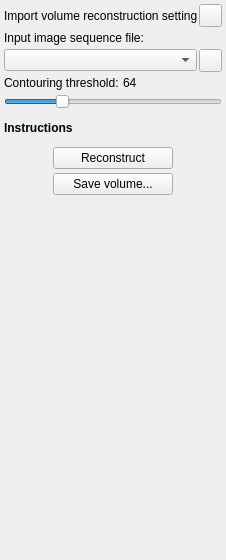
This is PlusApp/fCal/Toolboxes/VolumeReconstructionToolbox.ui in PlusToolkit/PlusApp as Qt 5 draws it before an edit. The edited form follows.
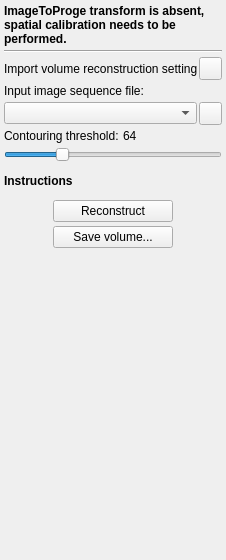
This is the edited form. Icons and pictures are not drawn.

What changed in the file:
```diff
--- a/PlusApp/fCal/Toolboxes/VolumeReconstructionToolbox.ui
+++ b/PlusApp/fCal/Toolboxes/VolumeReconstructionToolbox.ui
@@ -38,7 +38,7 @@
    <property name="spacing">
     <number>4</number>
    </property>
-   <item row="1" column="0">
+   <item row="2" column="0">
     <layout class="QHBoxLayout" name="horizontalLayout_3">
      <property name="spacing">
       <number>2</number>
@@ -93,14 +93,14 @@
      </item>
     </layout>
    </item>
-   <item row="2" column="0">
+   <item row="3" column="0">
     <widget class="QLabel" name="label_InputImage">
      <property name="text">
       <string>Input image sequence file:</string>
      </property>
     </widget>
    </item>
-   <item row="3" column="0">
+   <item row="4" column="0">
     <layout class="QHBoxLayout" name="horizontalLayout">
      <property name="spacing">
       <number>2</number>
@@ -145,7 +145,7 @@
      </item>
     </layout>
    </item>
-   <item row="10" column="0">
+   <item row="11" column="0">
     <layout class="QHBoxLayout" name="horizontalLayout_2">
      <item>
       <widget class="QPushButton" name="pushButton_Reconstruct">
@@ -168,7 +168,7 @@
      </item>
     </layout>
    </item>
-   <item row="12" column="0">
+   <item row="13" column="0">
     <spacer name="verticalSpacer_2">
      <property name="orientation">
       <enum>Qt::Vertical</enum>
@@ -181,23 +181,23 @@
      </property>
     </spacer>
    </item>
-   <item row="7" column="0">
-    <spacer name="verticalSpacer">
-     <property name="orientation">
-      <enum>Qt::Vertical</enum>
-     </property>
-     <property name="sizeType">
-      <enum>QSizePolicy::Fixed</enum>
-     </property>
-     <property name="sizeHint" stdset="0">
-      <size>
-       <width>20</width>
-       <height>8</height>
-      </size>
-     </property>
-    </spacer>
-   </item>
    <item row="8" column="0">
+    <spacer name="verticalSpacer">
+     <property name="orientation">
+      <enum>Qt::Vertical</enum>
+     </property>
+     <property name="sizeType">
+      <enum>QSizePolicy::Fixed</enum>
+     </property>
+     <property name="sizeHint" stdset="0">
+      <size>
+       <width>20</width>
+       <height>8</height>
+      </size>
+     </property>
+    </spacer>
+   </item>
+   <item row="9" column="0">
     <widget class="QLabel" name="label_Instructions">
      <property name="font">
       <font>
@@ -213,7 +213,7 @@
      </property>
     </widget>
    </item>
-   <item row="9" column="0">
+   <item row="10" column="0">
     <spacer name="verticalSpacer_3">
      <property name="orientation">
       <enum>Qt::Vertical</enum>
@@ -229,7 +229,7 @@
      </property>
     </spacer>
    </item>
-   <item row="11" column="0">
+   <item row="12" column="0">
     <layout class="QHBoxLayout" name="horizontalLayout_4">
      <item>
       <widget class="QPushButton" name="pushButton_Save">
@@ -262,7 +262,7 @@
      </item>
     </layout>
    </item>
-   <item row="6" column="0">
+   <item row="7" column="0">
     <widget class="QSlider" name="horizontalSlider_ContouringThreshold">
      <property name="toolTip">
       <string>Voxel value based on which the displayed surface is created</string>
@@ -281,7 +281,7 @@
      </property>
     </widget>
    </item>
-   <item row="5" column="0">
+   <item row="6" column="0">
     <layout class="QHBoxLayout" name="horizontalLayout_5">
      <item>
       <widget class="QLabel" name="label_ContouringThresholdText">
@@ -302,6 +302,29 @@
      </item>
     </layout>
    </item>
+   <item row="0" column="0">
+    <widget class="QLabel" name="label_State">
+     <property name="font">
+      <font>
+       <weight>75</weight>
+       <bold>true</bold>
+      </font>
+     </property>
+     <property name="text">
+      <string>ImageToProge transform is absent, spatial calibration needs to be performed.</string>
+     </property>
+     <property name="wordWrap">
+      <bool>true</bool>
+     </property>
+    </widget>
+   </item>
+   <item row="1" column="0">
+    <widget class="Line" name="line">
+     <property name="orientation">
+      <enum>Qt::Horizontal</enum>
+     </property>
+    </widget>
+   </item>
   </layout>
  </widget>
  <resources>
```
